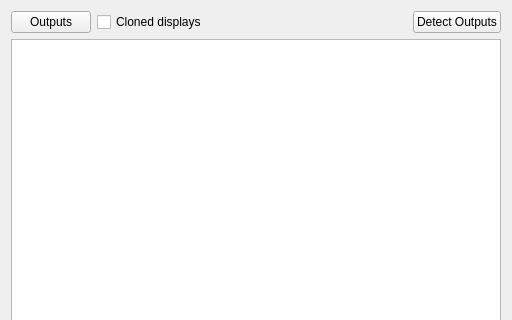
First picture: the form in kde4/display-settings/ui/screens.ui, repository pars-linux/uludag, before the edit; both pictures show x 0 to 512 and y 0 to 320 of the 512 by 498 pixel window.
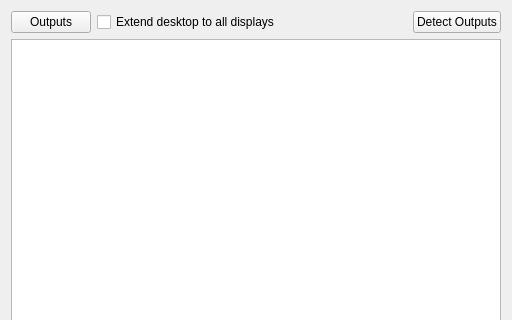
Second picture: the form after the edit. Custom widgets are drawn as their Qt base class.

Commit message: Rename checkbox

What changed in the file:
```diff
--- a/kde4/display-settings/ui/screens.ui
+++ b/kde4/display-settings/ui/screens.ui
@@ -26,7 +26,7 @@
      <item>
       <widget class="QCheckBox" name="clonedCheckBox">
        <property name="text">
-        <string>Cloned displays</string>
+        <string>Extend desktop to all displays</string>
        </property>
       </widget>
      </item>
```
Left out of the diff: 2 changed lines with no effect on the pictures. The commit also changes 2 other files.
